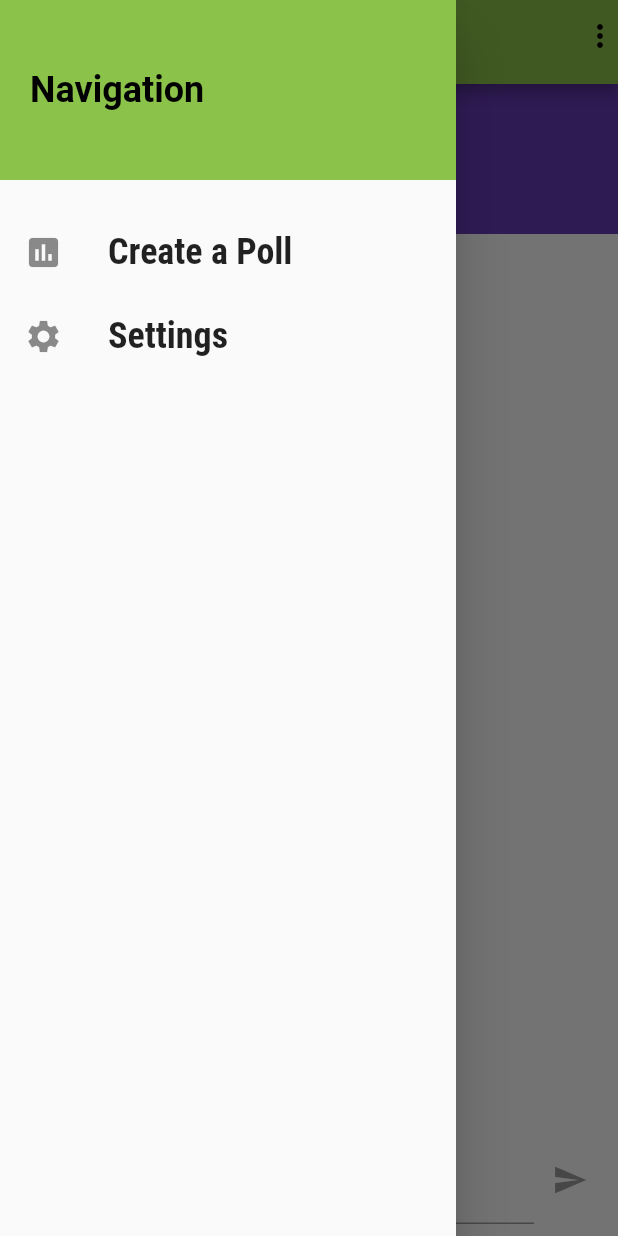
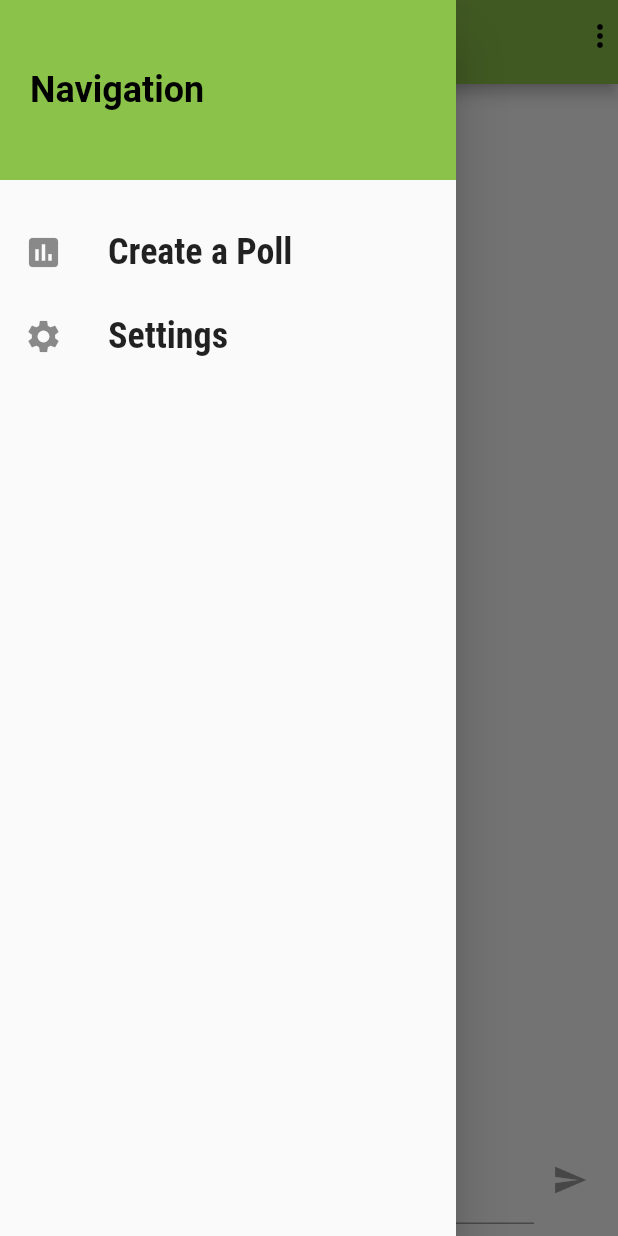
Before and after one commit to iVite/FlutterMobileApp, a Flutter app: the screen it shows once a user with an empty profile is signed in, with the side drawer open, on a phone screen of 412 x 824 dp. Run offline on Flutter 3.47's test engine with Material 2 defaults, Android fonts, the phone set to English and light mode, and no system bars; our stand-ins replace cloud_firestore, email_validator, firebase_auth, firebase_core, firebase_messaging, firebase_storage and 1 more; missing offline and left inert: polls; accounts and stored records are empty.

Commit message:
Revert "attempted to fetch poll data, poll shelf added"
This reverts commit 63c71cd5140d9fcd3b9d5fe9a06d3af6154ae7b4.

```diff
--- a/lib/screens/chat_screen.dart
+++ b/lib/screens/chat_screen.dart
@@ -5,7 +5,6 @@ import 'package:firebase_messaging/firebase_messaging.dart';
 import 'package:ivite_flutter/widgets/chat/messages.dart';
 import 'package:ivite_flutter/widgets/chat/new_message.dart';
 import '../widgets/main_drawer.dart';
-import '../widgets/poll/polls_shelf.dart';
 
 class ChatScreen extends StatefulWidget {
   @override
@@ -69,7 +68,6 @@ class _ChatScreenState extends State<ChatScreen> {
       body: Container(
         child: Column(
           children: <Widget>[
-            PollsShelf(),
             Expanded(
               child: Messages(),
             ),
--- a/lib/widgets/poll/polls_shelf.dart
+++ /dev/null
@@ -1,42 +0,0 @@
-import 'package:firebase_auth/firebase_auth.dart';
-import 'package:flutter/material.dart';
-import 'package:cloud_firestore/cloud_firestore.dart';
-
-class PollsShelf extends StatefulWidget {
-  @override
-  _PollsShelfState createState() => _PollsShelfState();
-}
-
-class _PollsShelfState extends State<PollsShelf> {
-  var pollData;
-
-  void initState() {
-    super.initState(); //
-    // fetchPoll();
-    print("hi there");
-  }
-
-  // void fetchPoll() async {
-  //   // FocusScope.of(context).unfocus();/
-  //   final user = FirebaseAuth.instance.currentUser;
-  //   final pollData = await FirebaseFirestore.instance.collection('poll').get();
-  //   print(pollData.data()["pollLocation"]);
-  // }
-
-  @override
-  Widget build(BuildContext context) {
-    // final user = FirebaseAuth.instance.currentUser;
-    return Container(
-      color: Theme.of(context).accentColor,
-      height: 100,
-      width: double.infinity,
-      child: Text(
-        "Poll Results Here",
-        style: TextStyle(
-          color: Colors.white,
-          fontSize: 24,
-        ),
-      ),
-    );
-  }
-}
```
Also changed, not shown: lib/screens/poll_screen.dart (+17 -42 lines), lib/widgets/chat/polls_bubble.dart (added, +8 -0 lines), lib/widgets/main_drawer.dart (+0 -7 lines).
